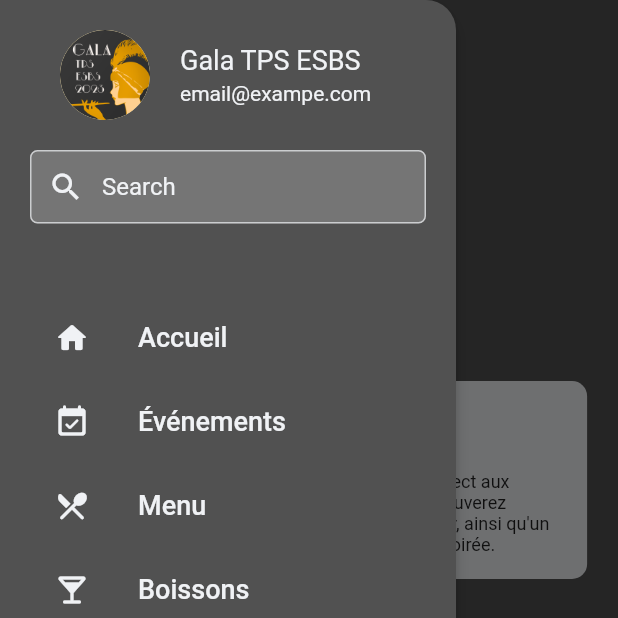
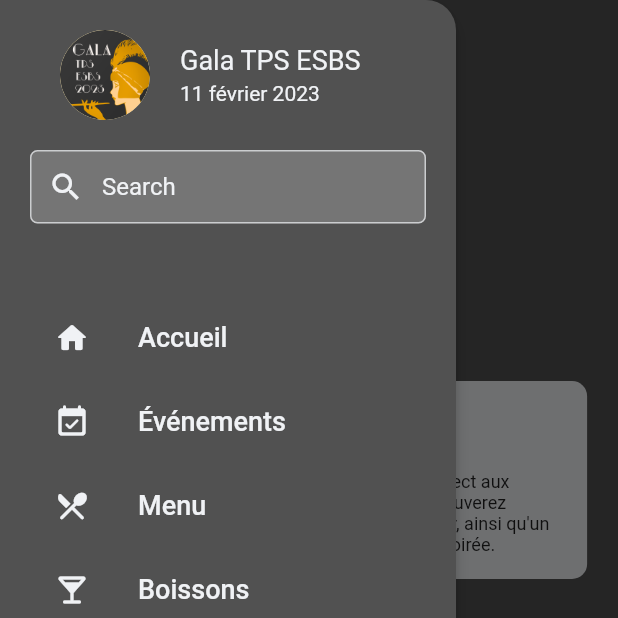
Before and after one commit to ThomasByr/galapsbs, a Flutter app: the AboutPage screen opened directly, with the side drawer open, on a phone screen of 412 x 824 dp, the top half of it. Run offline on Flutter 3.47's test engine with Material 2 defaults, Android fonts, the phone set to English and light mode, and no system bars; our stand-ins replace card_swiper, chewie, google_maps_flutter, package_info_plus, qr_flutter, swipe_cards and 1 more; missing offline and left inert: color_models, flutter_color_models, palette, string_similarity, unique_list; network calls fail; project files that could hold a hidden picture were left out.

Commit message:
gala tps esbs - v1.4.0+1 [profile]

```diff
--- a/lib/widgets/nav.dart
+++ b/lib/widgets/nav.dart
@@ -20,7 +20,7 @@ class NavigationDrawerState extends State<NavigationDrawerWidget> {
   static const EdgeInsets padding = EdgeInsets.symmetric(horizontal: 20);
 
   static const String name = 'Gala TPS ESBS';
-  static const String email = 'email@exampe.com';
+  static const String email = '11 février 2023';
   static const String avatar = 'assets/images/logo.png';
 
   final Uri url = Uri.parse(
@@ -87,7 +87,7 @@ class NavigationDrawerState extends State<NavigationDrawerWidget> {
             urlImage: avatar,
             name: name,
             email: email,
-            onClicked: () => launchUrlString(url.toString()),
+            onClicked: () => {/* launchUrlString(url.toString()) */},
           ),
           buildSearchField(context),
           const SizedBox(height: 48),
```
